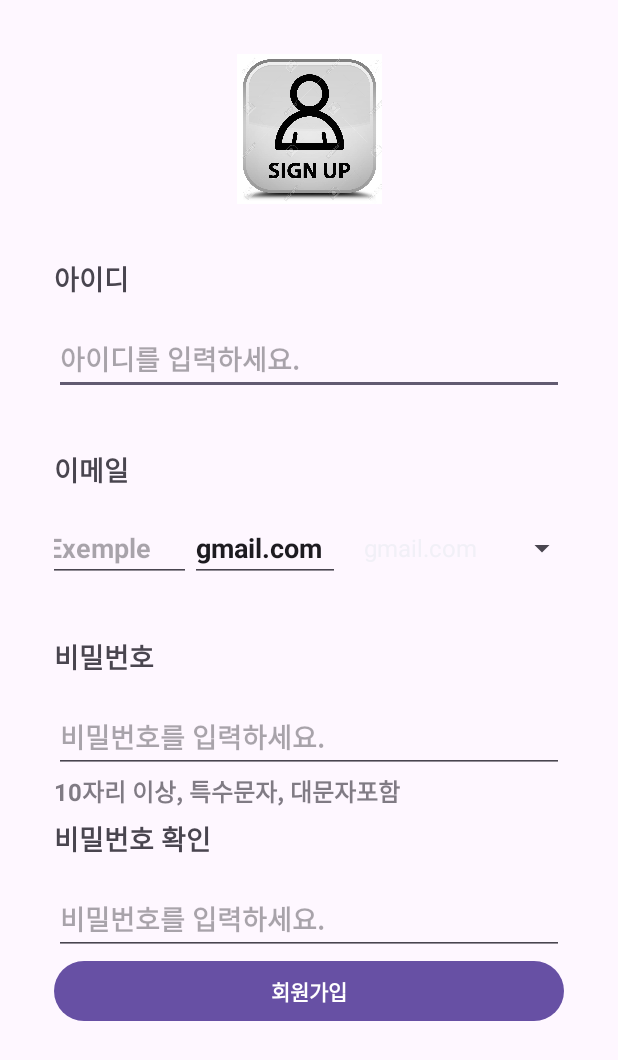
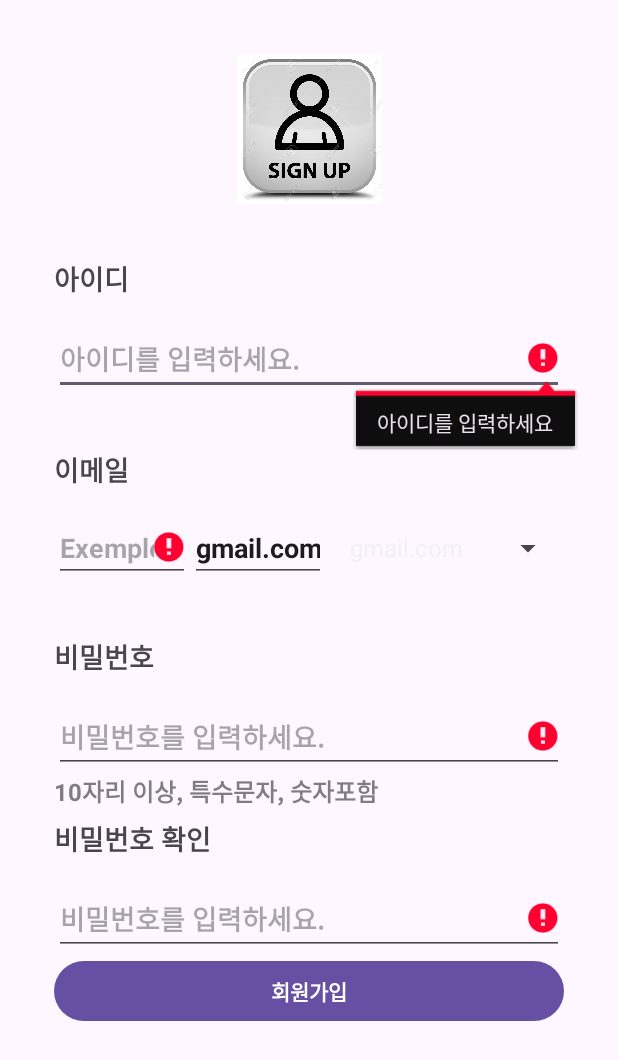
Before and after one commit to dlho1222/Sparta-Week4-Introduce, an Android app: the SignUpActivity screen opened directly, with no data from a screen before it, on a phone screen of 412 x 824 dp. Shown: the top 1060 px of the screen. Run offline under Robolectric (Android 15) with nearby library versions, the phone set to English and light mode, and no system bars.

Commit message:
비밀번호 정규식 이용 유효성 검사, 값 저장

```diff
--- a/app/src/main/java/com/example/introduce/SignUpActivity.kt
+++ b/app/src/main/java/com/example/introduce/SignUpActivity.kt
@@ -1,5 +1,6 @@
 package com.example.introduce
 
+import android.content.Context
 import android.content.Intent
 import androidx.appcompat.app.AppCompatActivity
 import android.os.Bundle
@@ -15,6 +16,7 @@ import android.widget.ListAdapter
 import android.widget.Spinner
 import android.widget.TextView
 import android.widget.Toast
+import androidx.core.content.edit
 import androidx.core.view.isVisible
 import androidx.core.widget.addTextChangedListener
 import java.util.regex.Pattern
@@ -42,26 +44,73 @@ class SignUpActivity : AppCompatActivity() {
         focusOut(confirmPassword)
 
         signUpButton.setOnClickListener {
-            if (id.text.isNullOrEmpty() || confirmPassword.text.isNullOrEmpty() || password.text.isNullOrEmpty() || email.text.isNullOrEmpty()) {
+            if (id.text.isNullOrEmpty() || confirmPassword.text.isNullOrEmpty() || password.text.isNullOrEmpty() || email.text.isNullOrEmpty() || emailForm.text.isNullOrEmpty()) {
                 Toast.makeText(this, "입력값이 비어있습니다.", Toast.LENGTH_SHORT).show()
                 return@setOnClickListener
-            } else {
-                if(isEqualPassword(confirmPassword)){
+            } else {//모든 필드가 입력된 상태
+                if (isEqualPassword() && check(password)) { //유효성 검사 후 승인
                     Intent().apply {
                         putExtra("updatedId", id.text.toString())
                         putExtra("updatedPassword", password.text.toString())
                         setResult(RESULT_OK, this)
                     }
+                    saveData()
                     finish()
+                } else if (check(password)) { //password 와 confirmPassword가 같을 때 처리
+                    Toast.makeText(this, "비밀번호가 일치하지 않습니다.", Toast.LENGTH_SHORT).show()
+                } else { //둘 다 아닐 때
+                    Toast.makeText(this, "비밀번호는 10자리 이상, 특수문자, 숫자포함 입니다.", Toast.LENGTH_SHORT)
+                        .show()
                 }
 
             }
         }
 
+    }
+
+    private fun saveData() {   //입력 값 저장
+        val id = findViewById<EditText>(R.id.et_Id)
+        val password = findViewById<EditText>(R.id.et_Password)
+        val confirmPassword = findViewById<EditText>(R.id.et_ConfirmPassword)
+        val email = findViewById<EditText>(R.id.et_Email)
+        val emailForm = findViewById<EditText>(R.id.et_EmailForm)
+        getSharedPreferences(INFO, Context.MODE_PRIVATE)?.edit {
+            putString(ID, id.text.toString())
+            putString(EMAIL, email.text.toString())
+            putString(EMAIL_FORM, emailForm.text.toString())
+            putString(PASSWORD, password.text.toString())
+            putString(CONFIRM_PASSWORD, confirmPassword.text.toString())
+            apply()
+        }
+    }
+
+    private fun getSaveData() {  //저장한 값 불러오기
+        val id = findViewById<EditText>(R.id.et_Id)
+        val password = findViewById<EditText>(R.id.et_Password)
+        val confirmPassword = findViewById<EditText>(R.id.et_ConfirmPassword)
+        val email = findViewById<EditText>(R.id.et_Email)
+        val emailForm = findViewById<EditText>(R.id.et_EmailForm)
+        getSharedPreferences(INFO, Context.MODE_PRIVATE).run {
+            id.setText(getString(ID, ""))
+            email.setText(getString(EMAIL, ""))
+            password.setText(getString(PASSWORD, ""))
+            confirmPassword.setText(getString(CONFIRM_PASSWORD, ""))
+            emailForm.setText(getString(EMAIL_FORM, ""))
+        }
 
     }
 
-    private fun focusOut(editText: EditText) {
+    override fun onResume() {  //onResume 시 값 불러옴
+        getSaveData()
+        super.onResume()
+    }
+
+    override fun onDestroy() {  //onDestroy 시 값 저장
+        saveData()
+        super.onDestroy()
+    }
+
+    private fun focusOut(editText: EditText) {//EditText가 비어 있을때 포커스 아웃처리
         editText.setOnFocusChangeListener { v, hasFocus ->
             if (hasFocus) {
             } else {
@@ -79,36 +128,47 @@ class SignUpActivity : AppCompatActivity() {
         }
     }
 
-    private fun validation(editText: EditText) {
+    private fun validation(editText: EditText) {  //각 필드 유효성 체크
         editText.addTextChangedListener(object : TextWatcher {
             val tv_passwordDescription = findViewById<TextView>(R.id.tv_DescriptionPassword)
             override fun beforeTextChanged(s: CharSequence?, start: Int, count: Int, after: Int) {
 
             }
 
+            //텍스트 변화 있을 때 마다 실행
             override fun onTextChanged(s: CharSequence?, start: Int, before: Int, count: Int) {
 
                 if (editText.text.length == 0 || editText.text.isNullOrEmpty() || isEmpty(editText)
                 ) {
                     when (editText.id) {
-                            R.id.et_Id ->editText.error = "아이디를 입력하세요"
-                            R.id.et_Email -> editText.error ="이메일을 입력하세요"
-                            R.id.et_Password ->{
+                        R.id.et_Id -> editText.error = "아이디를 입력하세요"
+                        R.id.et_Email -> editText.error = "이메일을 입력하세요"
+                        R.id.et_Password -> {
                             editText.error = "비밀번호를 입력하세요"
                             tv_passwordDescription.isVisible = true
                         }
-                            R.id.et_ConfirmPassword -> editText.error ="비밀번호를 확인해주세요."
+
+                        R.id.et_ConfirmPassword -> editText.error = "비밀번호를 확인해주세요."
                         else -> ""
                     }
-                    }else{
-                        if(editText.id == R.id.et_Password){
+                } else {
+                    if (editText.id == R.id.et_Password) {
                         tv_passwordDescription.isVisible = false
+                        if (check(editText) && editText.text.length >= 10) { //비밀번호가 유효하고 10자 이상인지
+
+                        } else {
+                            editText.error = "10자리 이상, 특수문자, 숫자포함"
                         }
-                        if(editText.id == R.id.et_ConfirmPassword){
-                            isEqualPassword(editText)
+
+                    }
+                    if (editText.id == R.id.et_ConfirmPassword) {
+                        if (isEqualPassword()) {                  //password와confirmPassword가 같은지 체크
+
+                        } else {
+                            editText.error = "비밀번호가 같지 않음"
                         }
                     }
-
+                }
             }
 
             override fun afterTextChanged(s: Editable?) {
@@ -118,33 +178,32 @@ class SignUpActivity : AppCompatActivity() {
         })
     }
 
-    private fun isEmpty(editText: EditText): Boolean {
+    private fun isEmpty(editText: EditText): Boolean {          //공백 문자 처리
         val empty = editText.text.toString()
         empty.replace(" ", "")
-        return if (empty.contains(" ")) true else false
+        return empty.contains(" ")
     }
 
-    private fun createSpinner(spinner: Spinner, emailForm: EditText) {
+    private fun createSpinner(spinner: Spinner, emailForm: EditText) {   //스피너 생성 및 리스너
         spinner.apply {
-            adapter = ArrayAdapter.createFromResource(
+            adapter = ArrayAdapter.createFromResource(//스피너 생성
                 baseContext,
                 R.array.email,
                 android.R.layout.simple_list_item_1
             )
-            onItemSelectedListener = object : OnItemSelectedListener {
+            onItemSelectedListener = object : OnItemSelectedListener { //리스너
                 override fun onItemSelected(
                     parent: AdapterView<*>?,
                     view: View?,
                     position: Int,
                     id: Long
                 ) {
-                    if (spinner.selectedItemPosition == 3) {
+                    if (spinner.selectedItemPosition == 3) {    //드롭메뉴 직접입력 선택시 직접입력하게 비움
                         emailForm.apply {
                             setText("")
                             setHint("직접입력")
                         }
-                    } else emailForm.setText(spinner.selectedItem.toString())
-
+                    } else emailForm.setText(spinner.selectedItem.toString()) // 드롭메뉴 아이템선택시 EditText 입력
                 }
 
                 override fun onNothingSelected(parent: AdapterView<*>?) {
@@ -153,18 +212,16 @@ class SignUpActivity : AppCompatActivity() {
         }
     }
 
-    private fun isRegularPwd(password: EditText): Boolean {
-        return if (password.text.toString().contains("!@#$%^&*()-_=+")) true else false
+    private fun check(editText: EditText): Boolean { //특수문자 숫자 정규식
+        val pwd = """^(?=.*[0-9])(?=.*[a-zA-Z])(?=.*[!@#$%^+\-=])(?=\S+$).*$"""
+        val pattern = Pattern.compile(pwd)
+        return pattern.matcher(editText.text).matches()
     }
 
-    private fun isEqualPassword(editText: EditText):Boolean{
+
+    private fun isEqualPassword(): Boolean {   //password 와 confirmPassword가 같은지 체크
         val password = findViewById<EditText>(R.id.et_Password)
         val confirmPassword = findViewById<EditText>(R.id.et_ConfirmPassword)
-        return if(password.text.toString() == confirmPassword.text.toString()){
-            true
-        } else {
-            editText.error = "비밀번호가 같지 않습니다."
-            false
+        return password.text.toString() == confirmPassword.text.toString()
     }
 }
-}
--- /dev/null
+++ b/app/src/main/java/com/example/introduce/const.kt
@@ -0,0 +1,8 @@
+package com.example.introduce
+
+const val INFO = "Infomation"
+const val ID = "id"
+const val EMAIL = "EMail"
+const val PASSWORD = "Password"
+const val CONFIRM_PASSWORD = "ConfirmPassword"
+const val EMAIL_FORM = "Email_form"
--- a/app/src/main/res/layout/activity_sign_up.xml
+++ b/app/src/main/res/layout/activity_sign_up.xml
@@ -55,7 +55,7 @@
     <EditText
         android:id="@+id/et_Email"
         style="@style/EditTextStyle"
-        android:layout_width="100dp"
+        android:layout_width="0dp"
         android:layout_height="wrap_content"
         android:hint="@string/EmailHint"
         android:inputType="textEmailAddress"
@@ -67,7 +67,7 @@
     <EditText
         android:id="@+id/et_EmailForm"
         style="@style/EditTextStyle"
-        android:layout_width="100dp"
+        android:layout_width="0dp"
         android:layout_height="wrap_content"
         android:hint="@string/EmailFormHint"
         android:inputType="textEmailAddress"
--- a/app/src/main/res/values/strings.xml
+++ b/app/src/main/res/values/strings.xml
@@ -18,6 +18,6 @@
     <string name="EmailFormHint">"@"Exemple.com</string>
     <string name="ConfirmPasswordTitle">비밀번호 확인</string>
     <string name="ConfirmPasswordHint">비밀번호를 입력하세요.</string>
-    <string name="passwordDescription">10자리 이상, 특수문자, 대문자포함</string>
+    <string name="passwordDescription">10자리 이상, 특수문자, 숫자포함</string>
 
 </resources>
```
Lines whose indentation alone changed are shown as unchanged.
